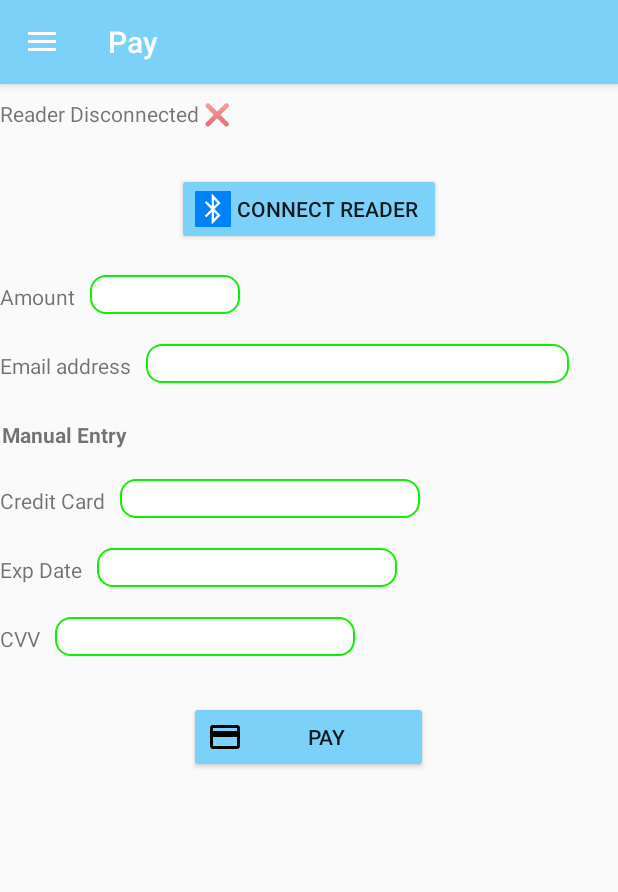
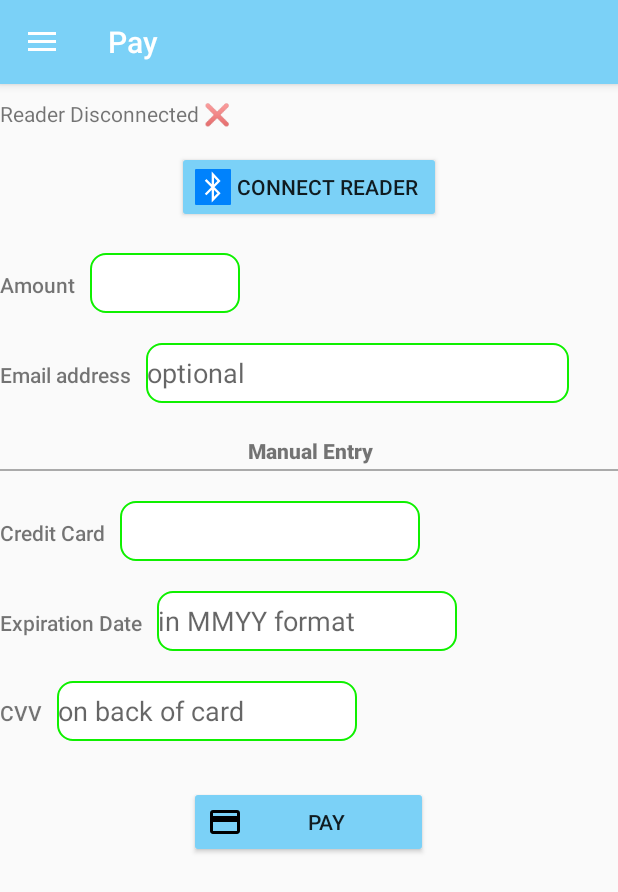
Before and after one commit to clearent/Android_IDTech_VP3300_JDemo, an Android app: the screen it shows after launch (MainActivity), on a phone screen of 412 x 824 dp. Shown: the top 892 px of the screen. Run offline under Robolectric (Android 15) with nearby library versions, the phone set to English and light mode, and no system bars; our stand-ins replace navigation-ui; libraries missing offline, so code that uses them is left out: com.clearent.idtech; 1 statement that could not run was skipped.

Commit message:
made inputs bigger. added duke

```diff
--- a/app/src/main/java/com/clearent/ui/payment/PaymentFragment.java
+++ b/app/src/main/java/com/clearent/ui/payment/PaymentFragment.java
@@ -41,7 +41,7 @@ import com.clearent.payment.SampleReceipt;
 import com.clearent.payment.SampleReceiptImpl;
 import com.clearent.payment.SampleTransaction;
 import com.clearent.payment.SampleTransactionImpl;
-import com.clearent.ui.tools.ConfigureViewModel;
+import com.clearent.ui.tools.SettingsViewModel;
 import com.idtechproducts.device.Common;
 import com.idtechproducts.device.ErrorCode;
 import com.idtechproducts.device.ErrorCodeInfo;
@@ -70,7 +70,7 @@ import androidx.lifecycle.ViewModelProviders;
 public class PaymentFragment extends Fragment implements PublicOnReceiverListener, HasManualTokenizingSupport {
 
     private PaymentViewModel paymentViewModel;
-    private ConfigureViewModel configureViewModel;
+    private SettingsViewModel settingsViewModel;
     private boolean isBluetoothScanning = false;
     private static final int REQUEST_ENABLE_BT = 1;
     private BluetoothAdapter mBtAdapter = null;
@@ -110,8 +110,8 @@ public class PaymentFragment extends Fragment implements PublicOnReceiverListene
                              ViewGroup container, Bundle savedInstanceState) {
         paymentViewModel =
                 ViewModelProviders.of(getActivity()).get(PaymentViewModel.class);
-        configureViewModel =
-                ViewModelProviders.of(getActivity()).get(ConfigureViewModel.class);
+        settingsViewModel =
+                ViewModelProviders.of(getActivity()).get(SettingsViewModel.class);
         root = inflater.inflate(R.layout.fragment_payment, container, false);
 
         observeConfigurationValues(root);
@@ -131,64 +131,64 @@ public class PaymentFragment extends Fragment implements PublicOnReceiverListene
     }
 
     private void observeConfigurationValues(final View root) {
-        configureViewModel.getApiKey().observe(getActivity(), new Observer<String>() {
+        settingsViewModel.getApiKey().observe(getActivity(), new Observer<String>() {
             @Override
             public void onChanged(@Nullable String s) {
                 settingsApiKey = s;
             }
         });
-        configureViewModel.getPublicKey().observe(getActivity(), new Observer<String>() {
+        settingsViewModel.getPublicKey().observe(getActivity(), new Observer<String>() {
             @Override
             public void onChanged(@Nullable String s) {
                 settingsPublicKey = s;
             }
         });
 
-        configureViewModel.getProdEnvironment().observe(getActivity(), new Observer<Integer>() {
+        settingsViewModel.getProdEnvironment().observe(getActivity(), new Observer<Integer>() {
             @Override
             public void onChanged(Integer onOff) {
                 settingsProdEnvironment = onOff == 0 ? false : true;
             }
         });
 
-        configureViewModel.getBluetoothReader().observe(getActivity(), new Observer<Integer>() {
+        settingsViewModel.getBluetoothReader().observe(getActivity(), new Observer<Integer>() {
             @Override
             public void onChanged(Integer onOff) {
                 settingsBluetoothReader = onOff == 0 ? false : true;
             }
         });
-        configureViewModel.getAudioJackReader().observe(getActivity(), new Observer<Integer>() {
+        settingsViewModel.getAudioJackReader().observe(getActivity(), new Observer<Integer>() {
             @Override
             public void onChanged(Integer onOff) {
                 settingsAudioJackReader = onOff == 0 ? false : true;
             }
         });
-        configureViewModel.getEnableContactless().observe(getActivity(), new Observer<Boolean>() {
+        settingsViewModel.getEnableContactless().observe(getActivity(), new Observer<Boolean>() {
             @Override
             public void onChanged(Boolean enabled) {
                 enableContactless = enabled;
             }
         });
-        configureViewModel.getEnable2In1Mode().observe(getActivity(), new Observer<Boolean>() {
+        settingsViewModel.getEnable2In1Mode().observe(getActivity(), new Observer<Boolean>() {
             @Override
             public void onChanged(Boolean enabled) {
                 enable2In1Mode = enabled;
             }
         });
-        configureViewModel.getEnableContactless().observe(this, new Observer<Boolean>() {
+        settingsViewModel.getEnableContactless().observe(this, new Observer<Boolean>() {
             @Override
             public void onChanged(Boolean enabled) {
                 enableContactless = enabled;
             }
         });
-        configureViewModel.getEnable2In1Mode().observe(this, new Observer<Boolean>() {
+        settingsViewModel.getEnable2In1Mode().observe(this, new Observer<Boolean>() {
             @Override
             public void onChanged(Boolean enabled) {
                 enable2In1Mode = enabled;
             }
         });
 
-        configureViewModel.getClearContactlessConfigurationCache().observe(this, new Observer<Boolean>() {
+        settingsViewModel.getClearContactlessConfigurationCache().observe(this, new Observer<Boolean>() {
             @Override
             public void onChanged(Boolean enabled) {
                 clearContactlessCache = enabled;
@@ -319,7 +319,7 @@ public class PaymentFragment extends Fragment implements PublicOnReceiverListene
         AlertDialog.Builder builder = new AlertDialog.Builder(getActivity());
         builder.setMessage(message)
                 .setCancelable(false)
-                .setPositiveButton("OK", new DialogInterface.OnClickListener() {
+                .setPositiveButton("\uD83D\uDCB3 OK", new DialogInterface.OnClickListener() {
                     public void onClick(DialogInterface dialog, int id) {
                         //do things
                     }
@@ -719,7 +719,7 @@ public class PaymentFragment extends Fragment implements PublicOnReceiverListene
                         transactionAlertDialog.setMessage(lines[0]);
                         String checkTransactionMessage = "Transaction successful. Transaction Id:";
                         String checkReceiptMessage = "Receipt sent successfully";
-                        String checkFailedTransactionFailed = "Payment failed";
+                        String checkFailedTransactionFailed = "Transaction failed";
                         if (lines[0].contains(checkFailedTransactionFailed)) {
                             if (transactionAlertDialog != null && transactionAlertDialog.isShowing()) {
                                 transactionAlertDialog.hide();
--- a/app/src/main/java/com/clearent/ui/tools/ConfigureViewModel.java
+++ b/app/src/main/java/com/clearent/ui/tools/SettingsViewModel.java
@@ -8,7 +8,7 @@ import androidx.lifecycle.AndroidViewModel;
 import androidx.lifecycle.LiveData;
 import androidx.lifecycle.MutableLiveData;
 
-public class ConfigureViewModel extends AndroidViewModel {
+public class SettingsViewModel extends AndroidViewModel {
 
     private MutableLiveData<Boolean> enableContactless;
     private MutableLiveData<String> readerConnected;
@@ -32,7 +32,7 @@ public class ConfigureViewModel extends AndroidViewModel {
     private MutableLiveData<String> apiKey;
     private MutableLiveData<String> publicKey;
 
-    public ConfigureViewModel(Application app) {
+    public SettingsViewModel(Application app) {
         super(app);
         prodEnvironment = new MutableLiveData<>();
         prodEnvironment.setValue(0);
@@ -137,7 +137,7 @@ public class ConfigureViewModel extends AndroidViewModel {
 
     @Override
     public String toString() {
-        return "ConfigureViewModel{" +
+        return "SettingsViewModel{" +
                 "enableContactless=" + enableContactless.getValue() +
                 ", clearContactConfigurationCache=" + clearContactConfigurationCache.getValue() +
                 ", clearContactlessConfigurationCache=" + clearContactlessConfigurationCache.getValue() +
--- a/app/src/main/res/layout/app_bar_main.xml
+++ b/app/src/main/res/layout/app_bar_main.xml
@@ -5,6 +5,7 @@
     android:layout_width="match_parent"
     android:layout_height="match_parent"
     tools:context="com.clearent.ui.MainActivity">
+
 
     <com.google.android.material.appbar.AppBarLayout
         android:layout_width="match_parent"
@@ -22,4 +23,5 @@
 
     <include layout="@layout/content_main" />
 
+
 </androidx.coordinatorlayout.widget.CoordinatorLayout>
--- a/app/src/main/res/layout/content_main.xml
+++ b/app/src/main/res/layout/content_main.xml
@@ -17,4 +17,6 @@
         app:layout_constraintRight_toRightOf="parent"
         app:layout_constraintTop_toTopOf="parent"
         app:navGraph="@navigation/side_navigation" />
+
+
 </androidx.constraintlayout.widget.ConstraintLayout>
--- a/app/src/main/res/layout/fragment_payment.xml
+++ b/app/src/main/res/layout/fragment_payment.xml
@@ -31,14 +31,14 @@
 
                 <TextView
                     android:id="@+id/readerConnected"
-                    android:layout_width="match_parent"
+                    android:layout_width="157dp"
                     android:layout_height="wrap_content"
                     android:text="Reader Disconnected" />
             </LinearLayout>
 
             <Space
                 android:layout_width="match_parent"
-                android:layout_height="20dp" />
+                android:layout_height="5dp" />
 
             <LinearLayout
                 android:id="@+id/linearLayoutBottom3"
@@ -71,6 +71,8 @@
                     android:id="@+id/labelAmount"
                     android:layout_width="wrap_content"
                     android:layout_height="wrap_content"
+                    android:fontFamily="sans-serif-light"
+                    android:textStyle="bold"
                     android:layout_alignParentLeft="true"
                     android:layout_alignParentTop="true"
                     android:text="Amount" />
@@ -78,7 +80,7 @@
                 <EditText
                     android:id="@+id/textAmount"
                     android:layout_width="100dp"
-                    android:layout_height="wrap_content"
+                    android:layout_height="40dp"
                     android:layout_alignParentTop="true"
                     android:layout_marginLeft="10dp"
                     android:layout_toRightOf="@+id/labelAmount"
@@ -101,6 +103,8 @@
                     android:id="@+id/labelEmail"
                     android:layout_width="wrap_content"
                     android:layout_height="wrap_content"
+                    android:fontFamily="sans-serif-light"
+                    android:textStyle="bold"
                     android:layout_alignParentLeft="true"
                     android:layout_alignParentTop="true"
                     android:text="Email address" />
@@ -108,11 +112,12 @@
                 <EditText
                     android:id="@+id/customerEmailAddress"
                     android:layout_width="282dp"
-                    android:layout_height="wrap_content"
+                    android:layout_height="40dp"
                     android:layout_alignParentTop="true"
                     android:layout_marginLeft="10dp"
                     android:layout_toRightOf="@+id/labelEmail"
                     android:background="@drawable/rounded_corner"
+                    android:hint="optional"
                     android:text="" />
 
             </LinearLayout>
@@ -121,16 +126,24 @@
                 android:layout_width="match_parent"
                 android:layout_height="20dp" />
 
+
             <TextView
                 android:id="@+id/manual_entry_header_text"
                 android:layout_width="fill_parent"
                 android:layout_height="24sp"
                 android:layout_marginLeft="1dp"
-                android:gravity="bottom"
+                android:fontFamily="sans-serif-black"
+                android:gravity="center"
                 android:text="Manual Entry"
                 android:textStyle="bold">
 
             </TextView>
+
+            <View
+                android:layout_width="match_parent"
+                android:layout_height="1dp"
+                android:background="@android:color/darker_gray"/>
+
 
             <Space
                 android:layout_width="match_parent"
@@ -145,6 +158,8 @@
                     android:id="@+id/labelCard"
                     android:layout_width="wrap_content"
                     android:layout_height="wrap_content"
+                    android:fontFamily="sans-serif-light"
+                    android:textStyle="bold"
                     android:layout_alignParentLeft="true"
                     android:layout_alignParentTop="true"
                     android:text="Credit Card" />
@@ -152,7 +167,7 @@
                 <EditText
                     android:id="@+id/textCard"
                     android:layout_width="200dp"
-                    android:layout_height="wrap_content"
+                    android:layout_height="40dp"
                     android:layout_alignParentTop="true"
                     android:layout_marginLeft="10dp"
                     android:inputType="numberDecimal"
@@ -175,18 +190,21 @@
                     android:id="@+id/labelExp"
                     android:layout_width="wrap_content"
                     android:layout_height="wrap_content"
+                    android:fontFamily="sans-serif-light"
+                    android:textStyle="bold"
                     android:layout_alignParentLeft="true"
                     android:layout_alignParentTop="true"
-                    android:text="Exp Date" />
+                    android:text="Expiration Date" />
 
                 <EditText
                     android:id="@+id/textExpirationDate"
                     android:layout_width="200dp"
-                    android:layout_height="wrap_content"
+                    android:layout_height="40dp"
                     android:layout_alignParentTop="true"
                     android:layout_marginLeft="10dp"
                     android:inputType="numberDecimal"
                     android:layout_toRightOf="@+id/labelExp"
+                    android:hint="in MMYY format"
                     android:background="@drawable/rounded_corner"
                     android:text="" />
 
@@ -206,6 +224,8 @@
                     android:id="@+id/labelCsc"
                     android:layout_width="wrap_content"
                     android:layout_height="wrap_content"
+                    android:fontFamily="sans-serif-light"
+                    android:textStyle="bold"
                     android:layout_alignParentLeft="true"
                     android:layout_alignParentTop="true"
                     android:text="CVV" />
@@ -213,12 +233,13 @@
                 <EditText
                     android:id="@+id/textCsc"
                     android:layout_width="200dp"
-                    android:layout_height="wrap_content"
+                    android:layout_height="40dp"
                     android:layout_alignParentTop="true"
                     android:layout_marginLeft="10dp"
                     android:inputType="numberDecimal"
                     android:layout_toRightOf="@+id/labelCsc"
                     android:background="@drawable/rounded_corner"
+                    android:hint="on back of card"
                     android:text="" />
 
             </LinearLayout>
--- a/app/src/main/res/layout/nav_header_main.xml
+++ b/app/src/main/res/layout/nav_header_main.xml
@@ -14,11 +14,11 @@
 
     <ImageView
         android:id="@+id/imageView"
-        android:layout_width="wrap_content"
+        android:layout_width="50dp"
         android:layout_height="wrap_content"
         android:contentDescription="@string/nav_header_desc"
         android:paddingTop="@dimen/nav_header_vertical_spacing"
-        app:srcCompat="@mipmap/ic_launcher_round" />
+        app:srcCompat="@drawable/icon" />
 
     <TextView
         android:layout_width="match_parent"
--- a/app/src/main/res/navigation/side_navigation.xml
+++ b/app/src/main/res/navigation/side_navigation.xml
@@ -13,7 +13,7 @@
 
     <fragment
         android:id="@+id/nav_configure"
-        android:name="com.clearent.ui.tools.ConfigureFragment"
+        android:name="com.clearent.ui.tools.SettingsFragment"
         android:label="@string/menu_configure"
         tools:layout="@layout/fragment_configure" />
 
--- a/app/src/main/res/values/colors.xml
+++ b/app/src/main/res/values/colors.xml
@@ -2,7 +2,7 @@
 <resources>
     <color name="colorPrimary">#008577</color>
     <color name="colorPrimaryDark">#00574B</color>
-    <color name="colorAccent">#D81B60</color>
+    <color name="colorAccent">#7fc62d</color>
     <color name="clearentGreen">#7fc62d</color>
     <color name="clearentBlue">#7BD1F7</color>
 </resources>
--- a/app/src/main/res/values/strings.xml
+++ b/app/src/main/res/values/strings.xml
@@ -41,9 +41,9 @@
     <string name="action_settings">Settings</string>
 
     <string name="menu_charge">Pay</string>
-    <string name="menu_configure">Configure</string>
+    <string name="menu_configure">Settings</string>
 
     <string name="title_home">Home</string>
-    <string name="title_configure">Configure</string>
+    <string name="title_configure">Settings</string>
     <string name="title_cardReader">Payment</string>
 </resources>
```
Also changed, not shown: app/src/main/java/com/clearent/ui/MainActivity.java (+0 -7 lines), app/src/main/java/com/clearent/ui/tools/SettingsFragment.java (renamed from app/src/main/java/com/clearent/ui/tools/ConfigureFragment.java, +38 -38 lines), app/src/main/res/layout/fragment_configure.xml (+33 -1 lines).
